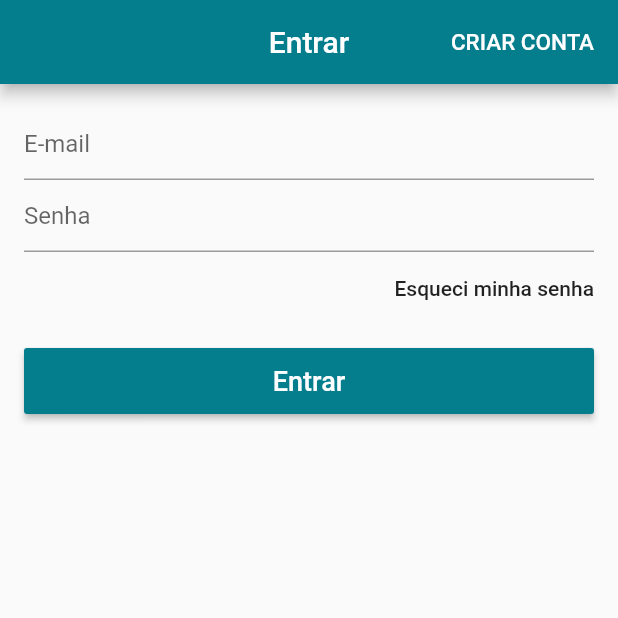
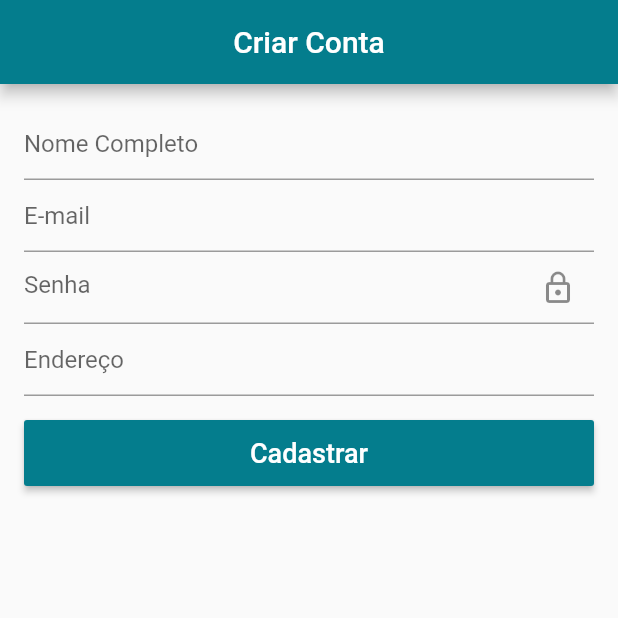
Before and after one commit to AlissonCpx/FlutterApp_LojaDeRoupas, a Flutter app: the screen it shows after launch, on a phone screen of 412 x 824 dp, the top half of it. Run offline on Flutter 3.47's test engine with Material 2 defaults, Android fonts, the phone set to English and light mode, and no system bars; our stand-ins replace carousel_pro, cloud_firestore, transparent_image; accounts and stored records are empty.

```diff
--- a/lib/main.dart
+++ b/lib/main.dart
@@ -1,6 +1,7 @@
 import 'package:flutter/material.dart';
 import 'package:flutter_loja_virtual/screens/home_screen.dart';
 import 'package:flutter_loja_virtual/screens/login_screen.dart';
+import 'package:flutter_loja_virtual/screens/signup_screen.dart';
 
 void main() {
   runApp(MyApp());
@@ -20,7 +21,7 @@ class MyApp extends StatelessWidget {
         primarySwatch: Colors.blue,
         visualDensity: VisualDensity.adaptivePlatformDensity,
       ),
-      home: LoginScreen(),
+      home: SignupScreen(),
     );
   }
 }
--- /dev/null
+++ b/lib/screens/signup_screen.dart
@@ -0,0 +1,96 @@
+import 'package:flutter/material.dart';
+
+class SignupScreen extends StatefulWidget {
+  @override
+  _SignupScreenState createState() => _SignupScreenState();
+}
+
+class _SignupScreenState extends State<SignupScreen> {
+  final formkey = GlobalKey<FormState>();
+  bool senha = true;
+
+  @override
+  Widget build(BuildContext context) {
+    return Scaffold(
+      appBar: AppBar(
+        title: Text("Criar Conta"),
+        centerTitle: true,
+      ),
+      body: Form(
+          key: formkey,
+          child: ListView(
+            padding: EdgeInsets.all(16.0),
+            children: [
+              TextFormField(
+                decoration: InputDecoration(
+                  hintText: "Nome Completo",
+                ),
+                keyboardType: TextInputType.name,
+                validator: (value) {
+                  if (value.isEmpty) {
+                    return "Nome inválido!";
+                  }
+                },
+              ),
+              TextFormField(
+                decoration: InputDecoration(
+                  hintText: "E-mail",
+                ),
+                keyboardType: TextInputType.emailAddress,
+                obscureText: true,
+                validator: (value) {
+                  if (value.isEmpty || !value.contains("@")) {
+                    return "E-mail inválido!";
+                  }
+                },
+              ),
+              TextFormField(
+                decoration: InputDecoration(
+                  hintText: "Senha",
+                  suffixIcon: IconButton(
+                      icon: Icon(senha ? Icons.lock_outline :  Icons.lock_open),
+                      onPressed: () {
+                        setState(() {
+                          senha = senha ? false : true;
+                        });
+                      }),
+                ),
+                obscureText: senha,
+                validator: (value) {
+                  if (value.isEmpty || value.length < 6) {
+                    return "Senha inválido!";
+                  }
+                },
+              ),
+              TextFormField(
+                decoration: InputDecoration(hintText: "Endereço"),
+                validator: (value) {
+                  if (value.isEmpty) {
+                    return "Endereço inválido!";
+                  }
+                },
+              ),
+              SizedBox(
+                height: 16.0,
+              ),
+              SizedBox(
+                height: 44.0,
+                child: RaisedButton(
+                  onPressed: () {
+                    if (formkey.currentState.validate()) {}
+                  },
+                  child: Text(
+                    "Cadastrar",
+                    style: TextStyle(
+                      fontSize: 18.0,
+                    ),
+                  ),
+                  textColor: Colors.white,
+                  color: Theme.of(context).primaryColor,
+                ),
+              )
+            ],
+          )),
+    );
+  }
+}
```
Also changed, not shown: pubspec.lock (deleted).
